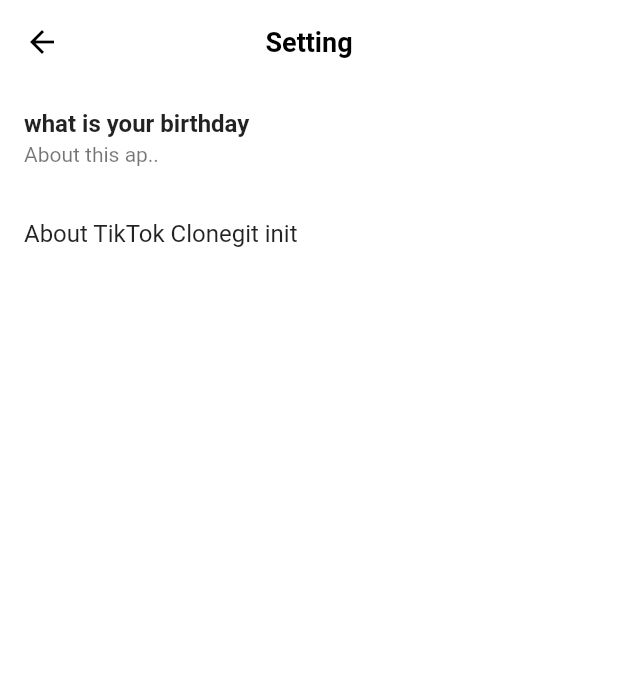
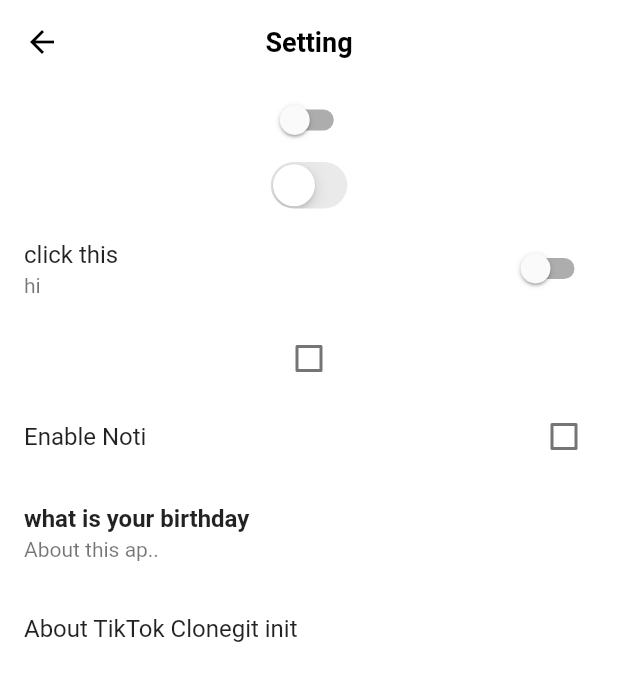
Before and after one commit to imonkfcwifi/tiktok, a Flutter app: the SettingScreen screen opened directly, on a phone screen of 412 x 824 dp. Shown: the top 681 px of the screen. Run offline on Flutter 3.47's test engine with Material 2 defaults, Android fonts, the phone set to English and light mode, and no system bars; our stand-ins replace font_awesome_flutter, video_player, visibility_detector; network calls fail.

```diff
--- a/lib/features/settings/settings_screen.dart
+++ b/lib/features/settings/settings_screen.dart
@@ -1,7 +1,22 @@
+import 'package:flutter/cupertino.dart';
 import 'package:flutter/material.dart';
 
-class SettingScreen extends StatelessWidget {
+class SettingScreen extends StatefulWidget {
   const SettingScreen({super.key});
+
+  @override
+  State<SettingScreen> createState() => _SettingScreenState();
+}
+
+class _SettingScreenState extends State<SettingScreen> {
+  bool _notifications = false;
+
+  void _onNotificationsChanged(bool? newValue) {
+    if (newValue == null) return;
+    setState(() {
+      _notifications = newValue;
+    });
+  }
 
   @override
   Widget build(BuildContext context) {
@@ -11,6 +26,34 @@ class SettingScreen extends StatelessWidget {
         ),
         body: ListView(
           children: [
+            Switch.adaptive(
+              value: _notifications,
+              onChanged: _onNotificationsChanged,
+            ),
+            CupertinoSwitch(
+              value: _notifications,
+              onChanged: _onNotificationsChanged,
+            ),
+            SwitchListTile.adaptive(
+              activeColor: Colors.black,
+              value: _notifications,
+              onChanged: _onNotificationsChanged,
+              title: const Text("click this"),
+              subtitle: const Text("hi"),
+            ),
+            Checkbox(
+              activeColor: Colors.black,
+              checkColor: Colors.white,
+              value: _notifications,
+              onChanged: _onNotificationsChanged,
+            ),
+            CheckboxListTile(
+              activeColor: Colors.black,
+              checkColor: Colors.white,
+              value: _notifications,
+              onChanged: _onNotificationsChanged,
+              title: const Text("Enable Noti"),
+            ),
             ListTile(
               onTap: () async {
                 final date = await showDatePicker(
```
